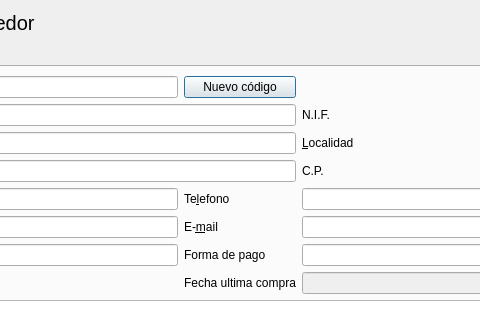
This is proveedores.ui in Ladis72/tienda as Qt 5 draws it before an edit; both pictures show x 143 to 623 and y 0 to 320 of the 1128 by 518 pixel window. The edited form follows.
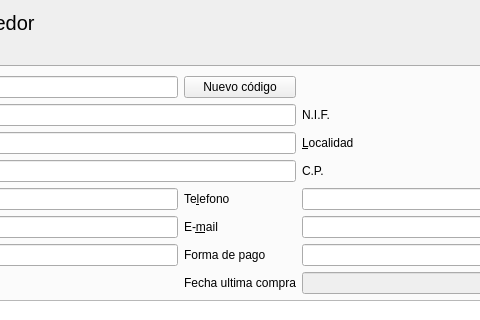
This is the edited form.

```diff
--- a/proveedores.ui
+++ b/proveedores.ui
@@ -251,6 +251,9 @@
            <property name="text">
             <string>Nuevo código</string>
            </property>
+           <property name="autoDefault">
+            <bool>false</bool>
+           </property>
           </widget>
          </item>
         </layout>
```
